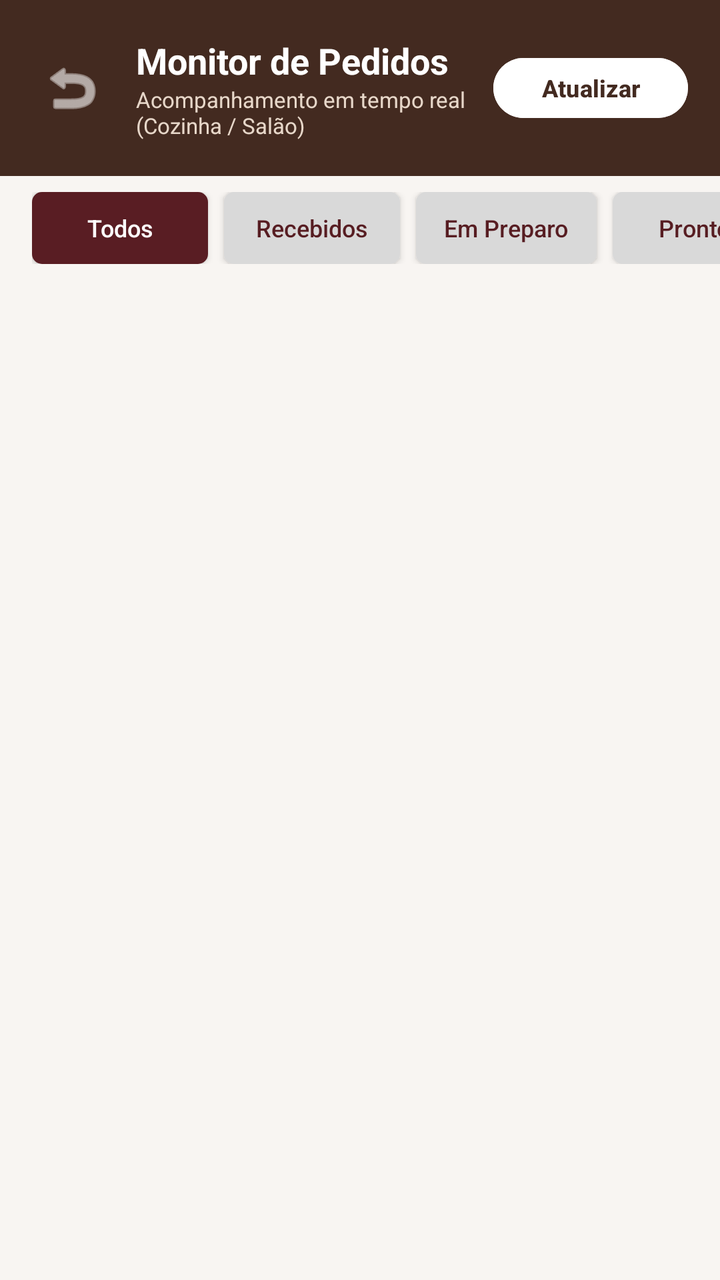
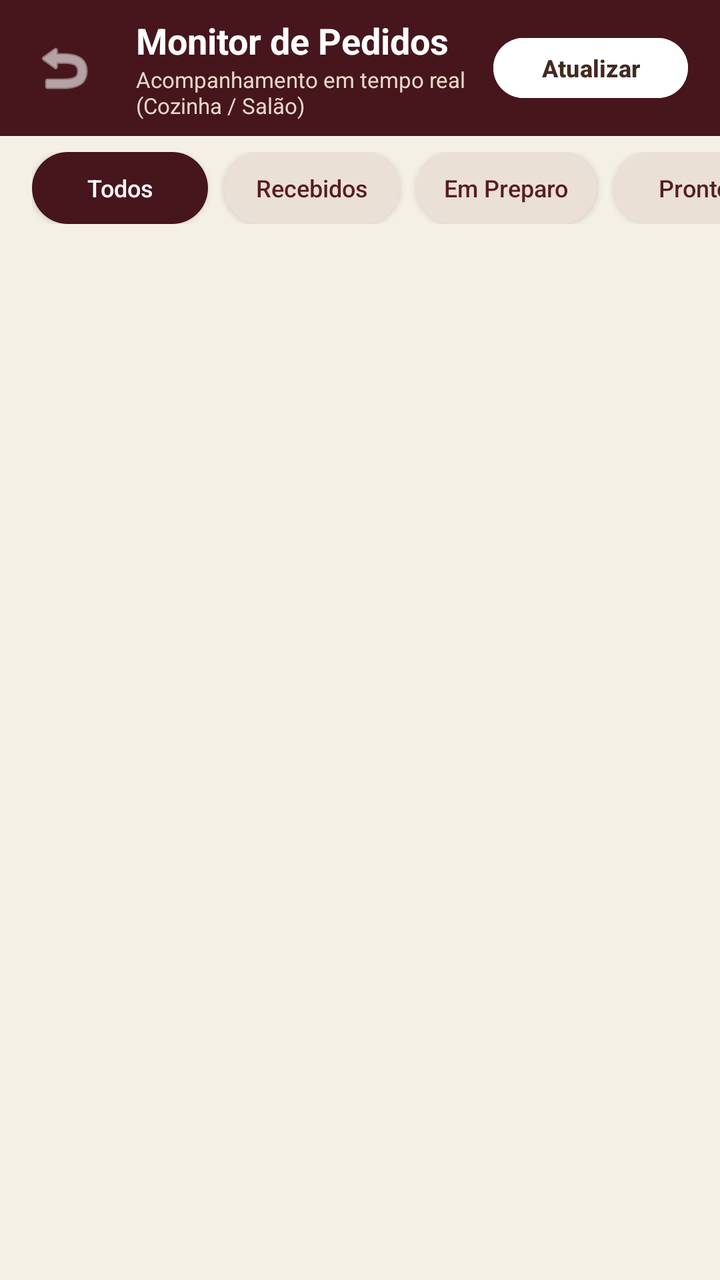

The first picture is an Android layout as it rendered before a commit; the second is the same layout after the commit. The layout source and the unified diff follow.
<!-- AndroidManifest.xml: application theme Theme.CheiroCafe -->
<!-- res/layout/activity_monitor_pedidos.xml -->
<?xml version="1.0" encoding="utf-8"?>
<androidx.constraintlayout.widget.ConstraintLayout
    xmlns:android="http://schemas.android.com/apk/res/android"
    xmlns:app="http://schemas.android.com/apk/res-auto"
    android:id="@+id/rootMonitorPedidos"
    android:layout_width="match_parent"
    android:layout_height="match_parent"
    android:background="#F8F5F2">

    
    <LinearLayout
        android:id="@+id/headerMonitor"
        android:layout_width="match_parent"
        android:layout_height="wrap_content"
        android:background="#432A20"
        android:gravity="center_vertical"
        android:orientation="horizontal"
        android:paddingStart="16dp"
        android:paddingTop="18dp"
        android:paddingEnd="16dp"
        android:paddingBottom="18dp"
        app:layout_constraintTop_toTopOf="parent">

        <ImageButton
            android:id="@+id/btnVoltarMonitor"
            android:layout_width="40dp"
            android:layout_height="40dp"
            android:background="?android:attr/selectableItemBackgroundBorderless"
            android:contentDescription="Voltar"
            android:src="@android:drawable/ic_menu_revert"
            app:tint="#FFFFFF" />

        <LinearLayout
            android:layout_width="0dp"
            android:layout_height="wrap_content"
            android:layout_marginStart="12dp"
            android:layout_weight="1"
            android:orientation="vertical">

            <TextView
                android:layout_width="wrap_content"
                android:layout_height="wrap_content"
                android:text="Monitor de Pedidos"
                android:textColor="#FFFFFF"
                android:textSize="18sp"
                android:textStyle="bold" />

            <TextView
                android:id="@+id/txtSubtituloSincronizacao"
                android:layout_width="wrap_content"
                android:layout_height="wrap_content"
                android:text="Acompanhamento em tempo real (Cozinha / Salão)"
                android:textColor="#E7D7C9"
                android:textSize="11sp" />
        </LinearLayout>

        <Button
            android:id="@+id/btnAtualizarAgora"
            android:layout_width="wrap_content"
            android:layout_height="38dp"
            android:backgroundTint="#FFFFFF"
            android:text="Atualizar"
            android:textAllCaps="false"
            android:textColor="#432A20"
            android:textSize="12sp"
            android:textStyle="bold" />
    </LinearLayout>

    
    <LinearLayout
        android:id="@+id/bannerOfflinePendente"
        android:layout_width="match_parent"
        android:layout_height="wrap_content"
        android:background="#FEF3C7"
        android:gravity="center_vertical"
        android:orientation="horizontal"
        android:paddingStart="16dp"
        android:paddingTop="10dp"
        android:paddingEnd="16dp"
        android:paddingBottom="10dp"
        android:visibility="gone"
        app:layout_constraintTop_toBottomOf="@id/headerMonitor">

        <TextView
            android:id="@+id/txtMensagemOfflinePendente"
            android:layout_width="0dp"
            android:layout_height="wrap_content"
            android:layout_weight="1"
            android:text="Há itens gravados offline aguardando conexão Wi-Fi."
            android:textColor="#92400E"
            android:textSize="12sp"
            android:textStyle="bold" />

        <Button
            android:id="@+id/btnSincronizarOffline"
            android:layout_width="wrap_content"
            android:layout_height="36dp"
            android:layout_marginStart="8dp"
            android:backgroundTint="#D97706"
            android:text="Sincronizar"
            android:textAllCaps="false"
            android:textColor="#FFFFFF"
            android:textSize="11sp"
            android:textStyle="bold" />
    </LinearLayout>

    
    <HorizontalScrollView
        android:id="@+id/scrollFiltrosStatus"
        android:layout_width="match_parent"
        android:layout_height="wrap_content"
        android:layout_marginTop="8dp"
        android:scrollbars="none"
        app:layout_constraintTop_toBottomOf="@id/bannerOfflinePendente">

        <LinearLayout
            android:layout_width="wrap_content"
            android:layout_height="wrap_content"
            android:orientation="horizontal"
            android:paddingStart="16dp"
            android:paddingEnd="16dp">

            <androidx.appcompat.widget.AppCompatButton
                android:id="@+id/btnFiltroTodos"
                android:layout_width="wrap_content"
                android:layout_height="36dp"
                android:layout_marginEnd="8dp"
                android:background="@drawable/btn_fundo_selecionado"
                android:paddingStart="14dp"
                android:paddingEnd="14dp"
                android:text="Todos"
                android:textAllCaps="false"
                android:textColor="#FFFFFF"
                android:textSize="12sp" />

            <androidx.appcompat.widget.AppCompatButton
                android:id="@+id/btnFiltroRecebido"
                android:layout_width="wrap_content"
                android:layout_height="36dp"
                android:layout_marginEnd="8dp"
                android:background="@drawable/btn_fundo_cinza"
                android:paddingStart="14dp"
                android:paddingEnd="14dp"
                android:text="Recebidos"
                android:textAllCaps="false"
                android:textColor="#571D22"
                android:textSize="12sp" />

            <androidx.appcompat.widget.AppCompatButton
                android:id="@+id/btnFiltroEmPreparo"
                android:layout_width="wrap_content"
                android:layout_height="36dp"
                android:layout_marginEnd="8dp"
                android:background="@drawable/btn_fundo_cinza"
                android:paddingStart="14dp"
                android:paddingEnd="14dp"
                android:text="Em Preparo"
                android:textAllCaps="false"
                android:textColor="#571D22"
                android:textSize="12sp" />

            <androidx.appcompat.widget.AppCompatButton
                android:id="@+id/btnFiltroPronto"
                android:layout_width="wrap_content"
                android:layout_height="36dp"
                android:layout_marginEnd="8dp"
                android:background="@drawable/btn_fundo_cinza"
                android:paddingStart="14dp"
                android:paddingEnd="14dp"
                android:text="Prontos"
                android:textAllCaps="false"
                android:textColor="#571D22"
                android:textSize="12sp" />

            <androidx.appcompat.widget.AppCompatButton
                android:id="@+id/btnFiltroEntregue"
                android:layout_width="wrap_content"
                android:layout_height="36dp"
                android:layout_marginEnd="8dp"
                android:background="@drawable/btn_fundo_cinza"
                android:paddingStart="14dp"
                android:paddingEnd="14dp"
                android:text="Entregues"
                android:textAllCaps="false"
                android:textColor="#571D22"
                android:textSize="12sp" />

            <androidx.appcompat.widget.AppCompatButton
                android:id="@+id/btnFiltroCancelado"
                android:layout_width="wrap_content"
                android:layout_height="36dp"
                android:background="@drawable/btn_fundo_cinza"
                android:paddingStart="14dp"
                android:paddingEnd="14dp"
                android:text="Cancelados"
                android:textAllCaps="false"
                android:textColor="#571D22"
                android:textSize="12sp" />
        </LinearLayout>
    </HorizontalScrollView>

    
    <androidx.recyclerview.widget.RecyclerView
        android:id="@+id/rvPedidosMonitor"
        android:layout_width="0dp"
        android:layout_height="0dp"
        android:layout_marginTop="8dp"
        android:clipToPadding="false"
        android:paddingBottom="24dp"
        app:layout_constraintBottom_toBottomOf="parent"
        app:layout_constraintEnd_toEndOf="parent"
        app:layout_constraintStart_toStartOf="parent"
        app:layout_constraintTop_toBottomOf="@id/scrollFiltrosStatus" />

    
    <TextView
        android:id="@+id/txtMonitorVazio"
        android:layout_width="0dp"
        android:layout_height="wrap_content"
        android:layout_margin="32dp"
        android:gravity="center"
        android:text="Nenhum pedido encontrado para este filtro no momento."
        android:textColor="#78716C"
        android:textSize="14sp"
        android:visibility="gone"
        app:layout_constraintBottom_toBottomOf="parent"
        app:layout_constraintEnd_toEndOf="parent"
        app:layout_constraintStart_toStartOf="parent"
        app:layout_constraintTop_toBottomOf="@id/scrollFiltrosStatus" />

</androidx.constraintlayout.widget.ConstraintLayout>
<!-- resources referenced by this layout -->
<resources>
  <!-- drawable btn_fundo_cinza (drawable) -->
  <?xml version="1.0" encoding="utf-8"?>
  <selector xmlns:android="http://schemas.android.com/apk/res/android">
  <item>
      <shape android:shape="rectangle">
          <solid android:color="#D9D9D9" />
          <corners android:radius="05dp" />
      </shape>
  </item>
  </selector>
  <!-- drawable btn_fundo_selecionado (drawable) -->
  <?xml version="1.0" encoding="utf-8"?>
  <selector xmlns:android="http://schemas.android.com/apk/res/android">
  <item>
      <shape android:shape="rectangle">
          <solid android:color="#591d23" />
          <corners android:radius="05dp" />
      </shape>
  </item>
  </selector>
  <style name="Theme.CheiroCafe" parent="Base.Theme.CheiroCafe" />
  <style name="Base.Theme.CheiroCafe" parent="Theme.Material3.DayNight.NoActionBar">
          
          
      </style>
</resources>

<!-- the commit's change to res/layout/activity_monitor_pedidos.xml (unified diff, before → after) -->
@@ -5,26 +5,26 @@
     android:id="@+id/rootMonitorPedidos"
     android:layout_width="match_parent"
     android:layout_height="match_parent"
-    android:background="#F8F5F2">
+    android:background="@color/surface_background">
 
     
     <LinearLayout
         android:id="@+id/headerMonitor"
         android:layout_width="match_parent"
         android:layout_height="wrap_content"
-        android:background="#432A20"
+        android:background="@color/coffee_primary"
         android:gravity="center_vertical"
         android:orientation="horizontal"
-        android:paddingStart="16dp"
-        android:paddingTop="18dp"
+        android:paddingStart="8dp"
+        android:paddingTop="8dp"
         android:paddingEnd="16dp"
-        android:paddingBottom="18dp"
+        android:paddingBottom="8dp"
         app:layout_constraintTop_toTopOf="parent">
 
         <ImageButton
             android:id="@+id/btnVoltarMonitor"
-            android:layout_width="40dp"
-            android:layout_height="40dp"
+            android:layout_width="48dp"
+            android:layout_height="48dp"
             android:background="?android:attr/selectableItemBackgroundBorderless"
             android:contentDescription="Voltar"
             android:src="@android:drawable/ic_menu_revert"
<!-- resource entries referenced after the edit -->
@@ -1,29 +1,63 @@
 <!-- resources referenced by this layout -->
 <resources>
+  <color name="coffee_primary">#46161C</color>
+  <color name="surface_background">#F5F0E6</color>
   <!-- drawable btn_fundo_cinza (drawable) -->
   <?xml version="1.0" encoding="utf-8"?>
   <selector xmlns:android="http://schemas.android.com/apk/res/android">
-  <item>
-      <shape android:shape="rectangle">
-          <solid android:color="#D9D9D9" />
-          <corners android:radius="05dp" />
-      </shape>
-  </item>
+      <item>
+          <shape android:shape="rectangle">
+              <solid android:color="#EAE0D5" />
+              <corners android:radius="24dp" />
+          </shape>
+      </item>
   </selector>
   <!-- drawable btn_fundo_selecionado (drawable) -->
   <?xml version="1.0" encoding="utf-8"?>
   <selector xmlns:android="http://schemas.android.com/apk/res/android">
-  <item>
-      <shape android:shape="rectangle">
-          <solid android:color="#591d23" />
-          <corners android:radius="05dp" />
-      </shape>
-  </item>
+      <item>
+          <shape android:shape="rectangle">
+              <solid android:color="#46161C" />
+              <corners android:radius="24dp" />
+          </shape>
+      </item>
   </selector>
   <style name="Theme.CheiroCafe" parent="Base.Theme.CheiroCafe" />
   <style name="Base.Theme.CheiroCafe" parent="Theme.Material3.DayNight.NoActionBar">
-          
-          
+          <item name="colorPrimary">@color/coffee_primary</item>
+          <item name="colorOnPrimary">@color/white</item>
+          <item name="colorPrimaryContainer">@color/surface_badge_warm</item>
+          <item name="colorOnPrimaryContainer">@color/coffee_primary</item>
+  
+          <item name="colorSecondary">@color/coffee_dark</item>
+          <item name="colorOnSecondary">@color/white</item>
+          <item name="colorSecondaryContainer">@color/surface_pill_inactive</item>
+          <item name="colorOnSecondaryContainer">@color/coffee_dark</item>
+          <item name="colorTertiary">@color/coffee_accent</item>
+          <item name="colorOnTertiary">@color/white</item>
+  
+          <item name="android:colorBackground">@color/surface_background</item>
+          <item name="colorSurface">@color/surface_card</item>
+          <item name="colorOnSurface">@color/text_primary</item>
+          <item name="colorSurfaceVariant">@color/surface_pill_inactive</item>
+          <item name="colorOnSurfaceVariant">@color/text_secondary</item>
+          <item name="colorOutline">@color/stroke_subtle</item>
+  
+          <item name="colorControlActivated">@color/coffee_primary</item>
+          <item name="colorControlHighlight">@color/surface_badge_warm</item>
+  
+          <item name="android:statusBarColor">@color/coffee_header</item>
+          <item name="android:navigationBarColor">@color/surface_background</item>
       </style>
+  <color name="white">#FFFFFFFF</color>
+  <color name="surface_badge_warm">#EAE0D5</color>
+  <color name="coffee_dark">#281511</color>
+  <color name="surface_pill_inactive">#EAE0D5</color>
+  <color name="coffee_accent">#C87D32</color>
+  <color name="surface_card">#FFFFFF</color>
+  <color name="text_primary">#1C1613</color>
+  <color name="text_secondary">#6E6259</color>
+  <color name="stroke_subtle">#E6DDD2</color>
+  <color name="coffee_header">#46141A</color>
 </resources>
 
